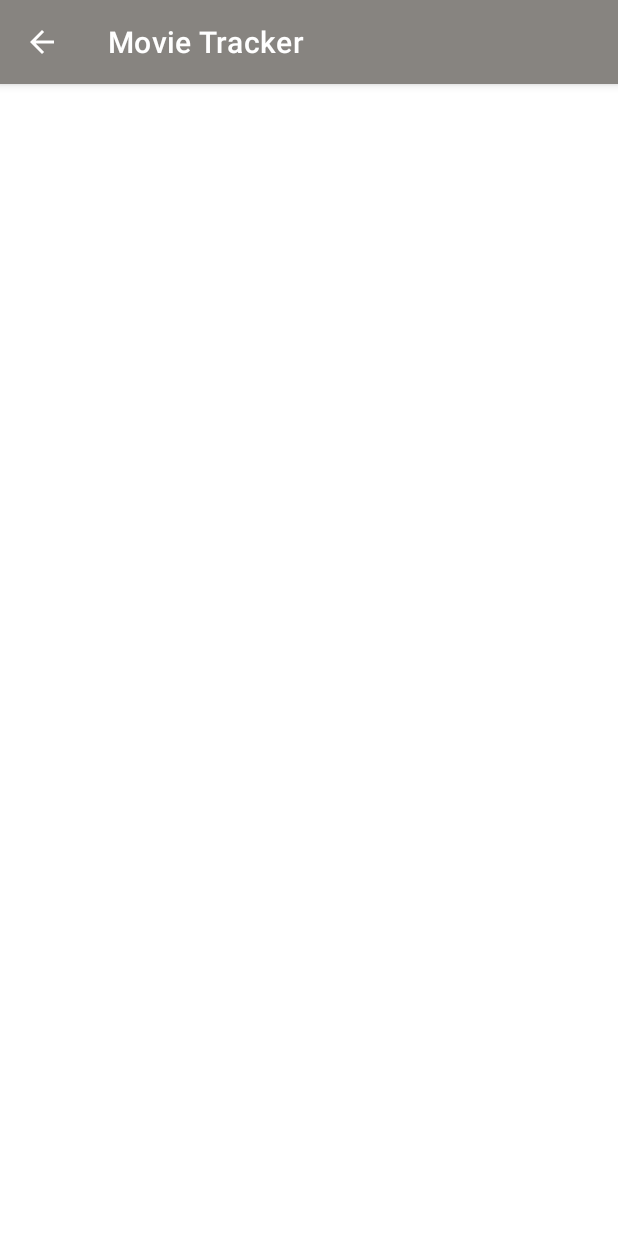
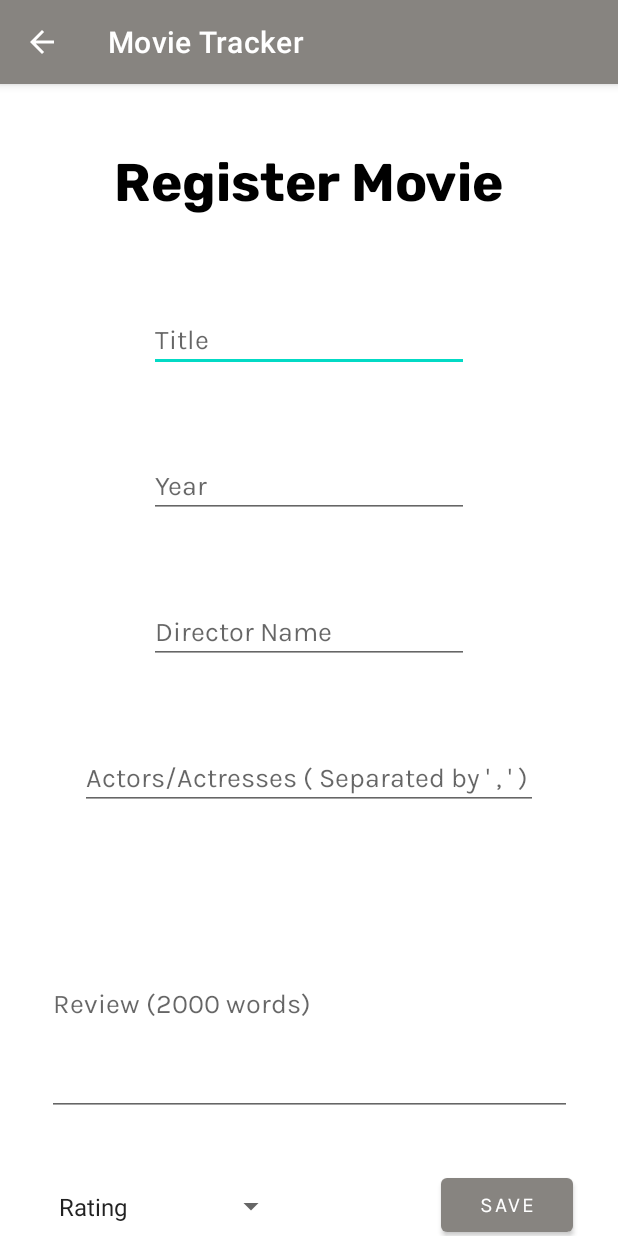
Before and after one commit to maneesha14w/MovieTracker, an Android app: the RegisterMovie screen opened directly, with no data from a screen before it, on a phone screen of 412 x 824 dp. Run offline under Robolectric (Android 15) with nearby library versions, the phone set to English and light mode, and no system bars.

Commit message:
ui for register movie page done.

```diff
--- a/app/src/main/java/com/maneesha14w/movietracker/RegisterMovie.java
+++ b/app/src/main/java/com/maneesha14w/movietracker/RegisterMovie.java
@@ -3,13 +3,47 @@ package com.maneesha14w.movietracker;
 import androidx.appcompat.app.AppCompatActivity;
 
 import android.os.Bundle;
+import android.view.View;
+import android.widget.AdapterView;
+import android.widget.ArrayAdapter;
+import android.widget.Spinner;
+import android.widget.Toast;
 
-public class RegisterMovie extends AppCompatActivity {
+public class RegisterMovie extends AppCompatActivity implements AdapterView.OnItemSelectedListener {
+    private Spinner ratingSpinner;
 
     @Override
     protected void onCreate(Bundle savedInstanceState) {
         super.onCreate(savedInstanceState);
         setContentView(R.layout.activity_register_movie);
+
+        ratingSpinner = findViewById(R.id.spin_rating);
+        ratingSpinner.setOnItemSelectedListener(this);
+
+        // Create an ArrayAdapter using the string array and a default spinner layout
+        ArrayAdapter<CharSequence> adapter = ArrayAdapter.createFromResource(this,
+                R.array.rating_array, android.R.layout.simple_spinner_item);
+        // Specify the layout to use when the list of choices appears
+        adapter.setDropDownViewResource(android.R.layout.simple_spinner_dropdown_item);
+        // Apply the adapter to the spinner
+        ratingSpinner.setAdapter(adapter);
+        //ratingSpinner.getSelectedItem().toString();
+    }
+
+    @Override
+    public void onItemSelected(AdapterView<?> parent, View view, int position, long id) {
+        try {
+            int rating = (Integer) parent.getItemAtPosition(position);
+        }
+        catch (Exception e) {
+            Toast.makeText(this, "Please Select a proper Rating!", Toast.LENGTH_SHORT).show();
+        }
+
+    }
+
+    @Override
+    public void onNothingSelected(AdapterView<?> parent) {
+        Toast.makeText(this, "Nothing Selected", Toast.LENGTH_SHORT).show();
     }
 
 }
--- a/app/src/main/res/layout/activity_register_movie.xml
+++ b/app/src/main/res/layout/activity_register_movie.xml
@@ -6,4 +6,125 @@
     android:layout_height="match_parent"
     tools:context=".RegisterMovie">
 
+    <TextView
+        android:id="@+id/title"
+        android:layout_width="wrap_content"
+        android:layout_height="wrap_content"
+        android:layout_marginTop="40dp"
+        android:fontFamily="@font/rubik_bold"
+        android:text="@string/register_movie"
+        android:textColor="@color/black"
+        android:textSize="35sp"
+        app:layout_constraintEnd_toEndOf="parent"
+        app:layout_constraintHorizontal_bias="0.5"
+        app:layout_constraintStart_toStartOf="parent"
+        app:layout_constraintTop_toTopOf="parent" />
+
+
+    <EditText
+        android:id="@+id/et_title"
+        android:layout_width="wrap_content"
+        android:layout_height="wrap_content"
+        android:layout_marginTop="54dp"
+        android:autofillHints=""
+        android:ems="10"
+        android:fontFamily="@font/karla"
+        android:hint="@string/title"
+        android:inputType="textCapSentences"
+        app:layout_constraintEnd_toEndOf="parent"
+        app:layout_constraintHorizontal_bias="0.5"
+        app:layout_constraintStart_toStartOf="parent"
+        app:layout_constraintTop_toBottomOf="@+id/title" />
+
+    <EditText
+        android:id="@+id/et_year"
+        android:layout_width="wrap_content"
+        android:layout_height="wrap_content"
+        android:layout_marginTop="54dp"
+        android:autofillHints=""
+        android:ems="10"
+        android:fontFamily="@font/karla"
+        android:hint="@string/year"
+        android:inputType="number"
+        app:layout_constraintEnd_toEndOf="parent"
+        app:layout_constraintHorizontal_bias="0.5"
+        app:layout_constraintStart_toStartOf="parent"
+        app:layout_constraintTop_toBottomOf="@+id/et_title"
+        android:maxLength="4"
+        />
+
+    <EditText
+        android:id="@+id/et_director"
+        android:layout_width="wrap_content"
+        android:layout_height="wrap_content"
+        android:layout_marginStart="101dp"
+        android:layout_marginTop="54dp"
+        android:layout_marginEnd="101dp"
+        android:autofillHints=""
+        android:ems="10"
+        android:fontFamily="@font/karla"
+        android:hint="@string/director_name"
+        android:inputType="textCapSentences"
+        app:layout_constraintEnd_toEndOf="parent"
+        app:layout_constraintStart_toStartOf="parent"
+        app:layout_constraintTop_toBottomOf="@+id/et_year" />
+
+
+    <EditText
+        android:id="@+id/et_actors"
+        android:layout_width="305dp"
+        android:layout_height="wrap_content"
+        android:layout_marginTop="54dp"
+        android:autofillHints=""
+        android:ems="10"
+        android:fontFamily="@font/karla"
+        android:hint="@string/actors"
+        android:inputType="textCapWords"
+        app:layout_constraintEnd_toEndOf="parent"
+        app:layout_constraintHorizontal_bias="0.5"
+        app:layout_constraintStart_toStartOf="parent"
+        app:layout_constraintTop_toBottomOf="@+id/et_director" />
+
+    <Spinner
+        android:id="@+id/spin_rating"
+        android:layout_width="160dp"
+        android:layout_height="50dp"
+
+        android:layout_marginStart="31dp"
+        android:layout_marginTop="35dp"
+        app:layout_constraintStart_toStartOf="parent"
+        app:layout_constraintTop_toBottomOf="@+id/et_review" />
+
+    <EditText
+        android:id="@+id/et_review"
+        android:layout_width="350dp"
+        android:layout_height="150dp"
+        android:layout_marginTop="54dp"
+        android:layout_weight="1"
+        android:autofillHints=""
+        android:ems="10"
+        android:fontFamily="@font/karla"
+        android:hint="@string/review"
+        android:inputType="textCapSentences|textMultiLine"
+        android:maxLength="2000"
+        app:layout_constraintEnd_toEndOf="parent"
+        app:layout_constraintHorizontal_bias="0.5"
+        app:layout_constraintStart_toStartOf="parent"
+        app:layout_constraintTop_toBottomOf="@+id/et_actors" />
+
+    <Button
+        android:id="@+id/btn_save"
+        android:layout_width="wrap_content"
+        android:layout_height="wrap_content"
+        android:layout_marginStart="102dp"
+        android:layout_marginTop="35dp"
+        android:layout_marginEnd="30dp"
+        android:fontFamily="@font/karla"
+        android:text="@string/save"
+        android:textColorHint="#FFFFFF"
+        app:backgroundTint="@color/grey"
+        app:layout_constraintEnd_toEndOf="parent"
+        app:layout_constraintStart_toEndOf="@+id/spin_rating"
+        app:layout_constraintTop_toBottomOf="@+id/et_review" />
+
 </androidx.constraintlayout.widget.ConstraintLayout>
--- a/app/src/main/res/values/colors.xml
+++ b/app/src/main/res/values/colors.xml
@@ -7,5 +7,5 @@
     <color name="teal_700">#FF018786</color>
     <color name="black">#FF000000</color>
     <color name="white">#FFFFFFFF</color>
-    <color name="grey">#878480</color>
+    <color name="grey">#FF878480</color>
 </resources>
--- a/app/src/main/res/values/strings.xml
+++ b/app/src/main/res/values/strings.xml
@@ -8,4 +8,25 @@
     <string name="search">Search</string>
     <string name="description">All your movies in one place!</string>
     <string name="logo">logo</string>
+    <string name="title">Title</string>
+    <string name="year">Year</string>
+    <string name="director_name">Director Name</string>
+    <string name="actors">Actors/Actresses ( Separated by \' , \' )</string>
+    <string name="review">Review (2000 words)</string>
+    <string name="save">Save</string>
+
+    <string-array name="rating_array">
+        <item>Rating</item>
+        <item>1</item>
+        <item>2</item>
+        <item>3</item>
+        <item>4</item>
+        <item>5</item>
+        <item>6</item>
+        <item>7</item>
+        <item>8</item>
+        <item>9</item>
+        <item>10</item>
+    </string-array>
+
 </resources>
```
Also changed, not shown: app/src/main/AndroidManifest.xml (line endings or trailing spaces).
